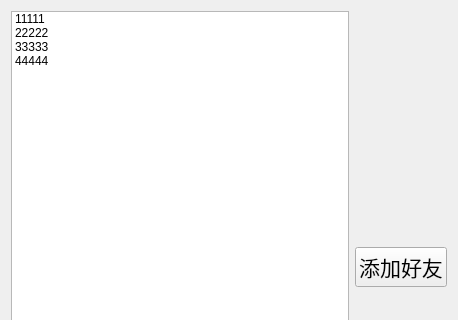
The window that TCPclient/online.ui (abzgit/QT) describes before a commit, drawn with Qt 5; both pictures show x 0 to 458 and y 0 to 320 of the 458 by 534 pixel window.
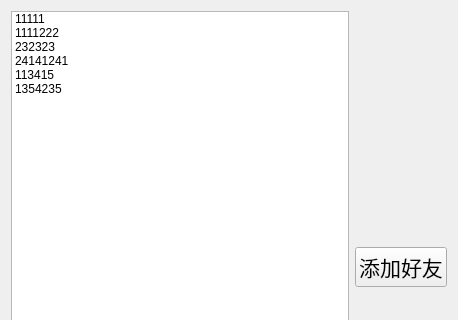
The same window after the commit.

Commit message: online_use

Diff of the .ui file:
```diff
--- a/TCPclient/online.ui
+++ b/TCPclient/online.ui
@@ -25,17 +25,27 @@
        </item>
        <item>
         <property name="text">
-         <string>22222</string>
+         <string>1111222</string>
         </property>
        </item>
        <item>
         <property name="text">
-         <string>33333</string>
+         <string>232323</string>
         </property>
        </item>
        <item>
         <property name="text">
-         <string>44444</string>
+         <string>24141241</string>
+        </property>
+       </item>
+       <item>
+        <property name="text">
+         <string>113415</string>
+        </property>
+       </item>
+       <item>
+        <property name="text">
+         <string>1354235</string>
         </property>
        </item>
       </widget>
```
Left out of the diff: 2 changed lines with no effect on the pictures. The commit also changes 12 other files.
